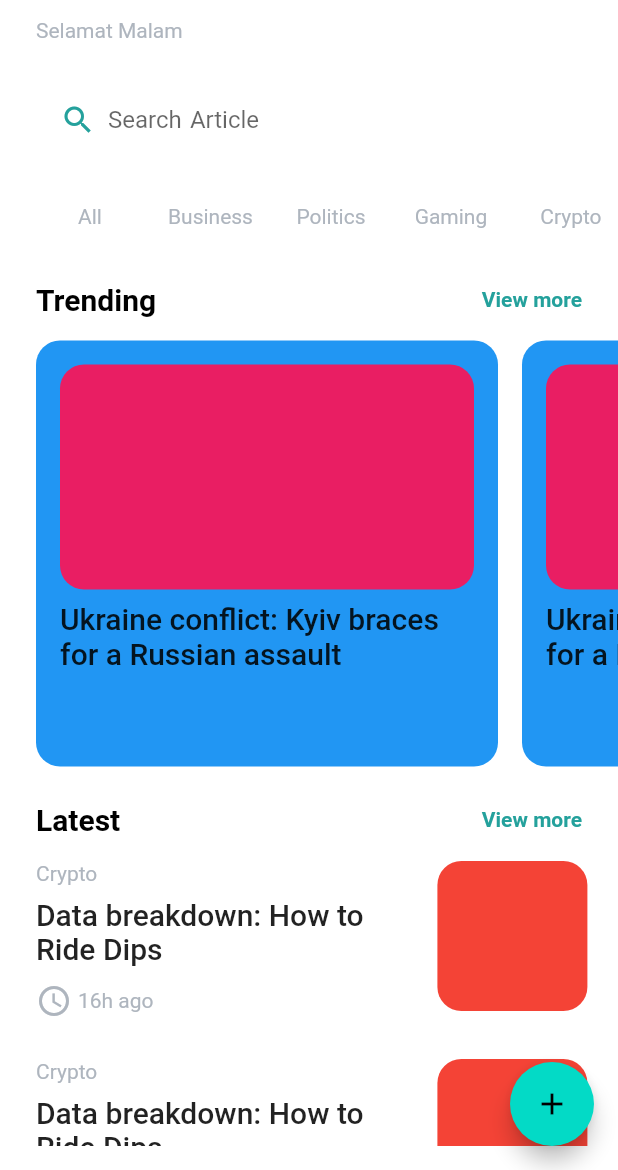
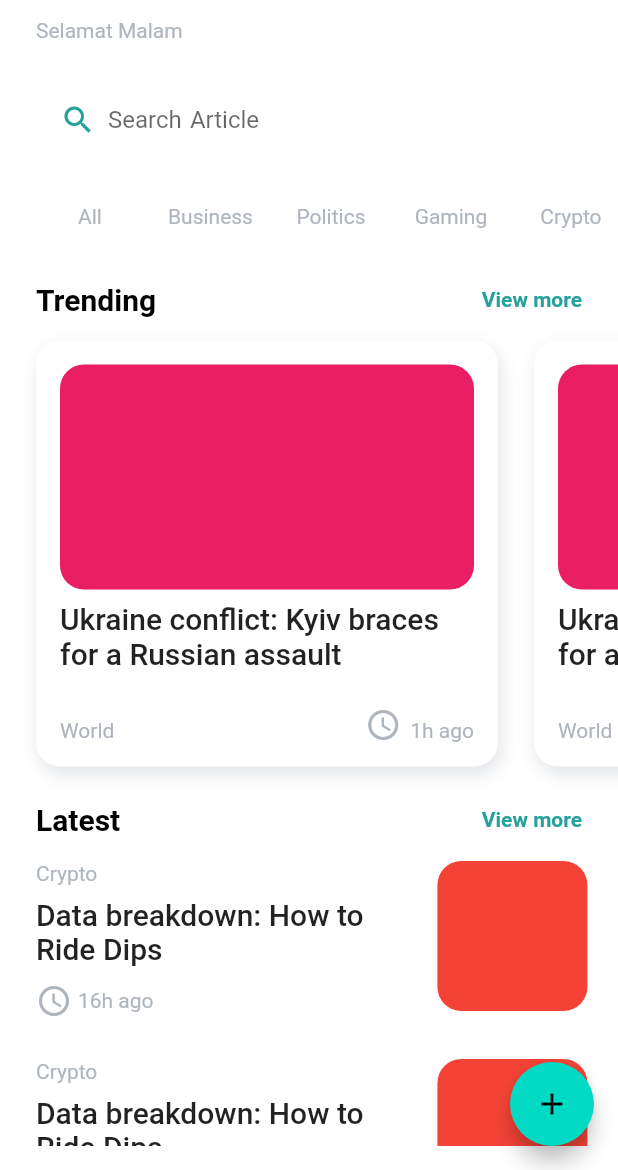
Before and after one commit to ChirikuAlii/Flutter-NewsThree, a Flutter app: the MyHomePage screen opened directly with empty values, on a phone screen of 412 x 824 dp, the part 66-1236 px from its top. Run offline on Flutter 3.47's test engine with Material 2 defaults, Android fonts, the phone set to English and light mode, and no system bars; our stand-ins replace auto_route, flutter_svg.

Commit message:
add category adn time layout on trending list

```diff
--- a/lib/presentation/page/home/home_page.dart
+++ b/lib/presentation/page/home/home_page.dart
@@ -47,6 +47,7 @@ class _MyHomePageState extends State<MyHomePage> {
       child: Scaffold(
         appBar: NewsThreeToolbar(Size(MediaQuery.of(context).size.width, 100)),
         body: Container(
+          color: Theme.of(context).scaffoldBackgroundColor,
           padding: EdgeInsets.fromLTRB(0, 4, 0, 16),
           child: CustomScrollView(
             slivers: [
@@ -122,9 +123,7 @@ class _MyHomePageState extends State<MyHomePage> {
                     ],
                   ),
                   const TrendingListWidget(),
-                  const SizedBox(
-                    height: 24,
-                  ),
+
                   Row(
                     children: [
                       const SizedBox(
--- a/lib/presentation/widget/home_page/trending_list_widget.dart
+++ b/lib/presentation/widget/home_page/trending_list_widget.dart
@@ -1,4 +1,5 @@
 import 'package:flutter/material.dart';
+import 'package:news_three/res/app_color.dart';
 
 class TrendingListWidget extends StatefulWidget {
   const TrendingListWidget({Key? key}) : super(key: key);
@@ -11,19 +12,24 @@ class _TrendingListWidgetState extends State<TrendingListWidget> {
   @override
   Widget build(BuildContext context) {
     return Container(
-      height: 300,
-      margin: const EdgeInsets.only(left: 24),
+      height: 324,
       child: ListView.builder(
+        padding: EdgeInsets.only(right: 16),
         scrollDirection: Axis.horizontal,
         itemCount: 5,
         itemBuilder: (BuildContext context, int index) {
           return Container(
-            margin: EdgeInsets.fromLTRB(0, 16, 16, 0),
+            margin: EdgeInsets.fromLTRB(24, 16, 0, 24),
             width: 308,
             decoration: BoxDecoration(
-              color: Colors.blue,
-              borderRadius: BorderRadius.all(Radius.circular(16)),
-            ),
+                color: Colors.white,
+                borderRadius: BorderRadius.all(Radius.circular(16)),
+                boxShadow: [
+                  BoxShadow(
+                      color: AppColors.greyZircon,
+                      blurRadius: 10,
+                      offset: Offset(2, 5))
+                ]),
             child: Container(
               margin: EdgeInsets.all(16),
               child: Column(
@@ -44,6 +50,20 @@ class _TrendingListWidgetState extends State<TrendingListWidget> {
                     style: Theme.of(context).textTheme.titleLarge,
                     maxLines: 2,
                     overflow: TextOverflow.ellipsis,
+                  ),
+
+                  Expanded(
+                    child: Row(
+                      crossAxisAlignment: CrossAxisAlignment.end,
+                      children: [
+                        Expanded(child: Text("World")),
+                        Icon(Icons.access_time,color: Theme.of(context).textTheme.bodyMedium?.color,),
+                        SizedBox(
+                          width: 6,
+                        ),
+                        Text("1h ago")
+                      ],
+                    ),
                   )
                 ],
               ),
```
